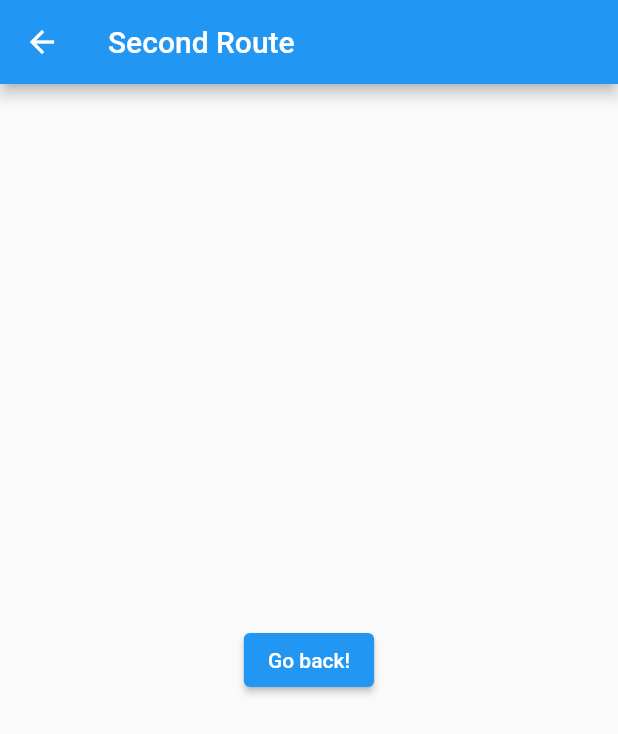
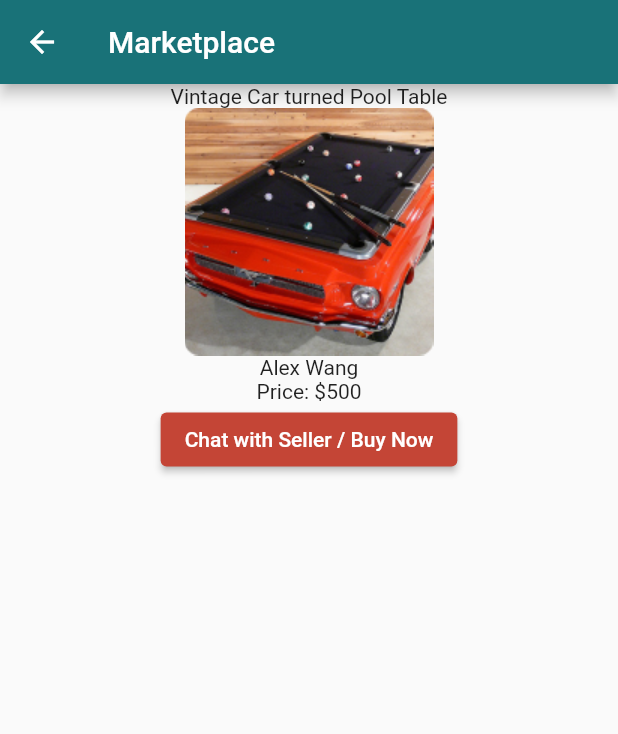
Before and after one commit to remeliashirlley/HackFest, a Flutter app: the SecondRoute screen opened directly, on a phone screen of 412 x 824 dp. Shown: the top 734 px of the screen. Run offline on Flutter 3.47's test engine with Material 2 defaults, Android fonts, the phone set to English and light mode, and no system bars.

```diff
--- a/lib/page/shop.dart
+++ b/lib/page/shop.dart
@@ -1,5 +1,4 @@
 import  'package:flutter/material.dart';
-import 'dart:developer';
 
 class ShopPage extends StatefulWidget {
   @override
@@ -18,18 +17,24 @@ class _ShopPageState extends State<ShopPage> {
           padding: const EdgeInsets.all(4),
           mainAxisSpacing: 4,
           crossAxisSpacing: 4,
-          children: marketImages
+          children:
+          List<TextButton>.generate(
+              6, (i) =>
+              TextButton(
+                  onPressed: () {
+                    Navigator.push(
+                        context,
+                        MaterialPageRoute(builder: (context) => const SecondRoute())
+                    );
+                  },
+                  child:  Image.asset('Images/Marketplace/pic$i.png')
+              )
+          )
       )
   );
 }
 
-final marketImages = List<TextButton>.generate(
-    6, (i) =>
-    TextButton(
-      onPressed: () {},
-      child:  Image.asset('Images/Marketplace/pic$i.png')
-      )
-      );
+
 
 class SecondRoute extends StatelessWidget {
   const SecondRoute({Key? key}) : super(key: key);
@@ -38,16 +43,26 @@ class SecondRoute extends StatelessWidget {
   Widget build(BuildContext context) {
     return Scaffold(
       appBar: AppBar(
-        title: const Text('Second Route'),
+        backgroundColor: Color.fromRGBO(25, 114, 120, 1),
+        title: const Text('Marketplace'),
       ),
       body: Center(
-        child: ElevatedButton(
-          onPressed: () {
-            Navigator.pop(context);
-          },
-          child: const Text('Go back!'),
+        child: Column(
+            children: [
+              Text("Vintage Car turned Pool Table"),
+              Image.asset('Images/Marketplace/pic0.png'),
+              Text("Alex Wang"),
+              Text("Price: \$500"),
+              ElevatedButton(
+                style: ButtonStyle (
+                  backgroundColor: MaterialStateProperty.all<Color>(Color.fromRGBO(196, 69, 54, 1))
+                ),
+                  onPressed: () {},
+                  child: Text("Chat with Seller / Buy Now")
+              )
+            ]
+        )
         ),
-      ),
-    );
+      );
   }
 }
--- a/pubspec.yaml
+++ b/pubspec.yaml
@@ -61,6 +61,9 @@ flutter:
   # To add assets to your application, add an assets section, like this:
   assets:
     - Images/
+    - Images/chat/
+    - Images/Marketplace/
+    - Images/Thumbnails/
 
   # An image asset can refer to one or more resolution-specific "variants", see
   # https://flutter.dev/assets-and-images/#resolution-aware
```
Also changed, not shown: lib/page/chat.dart (+19 -4 lines), Images/chat/chat0.png (added), 1 other file.
